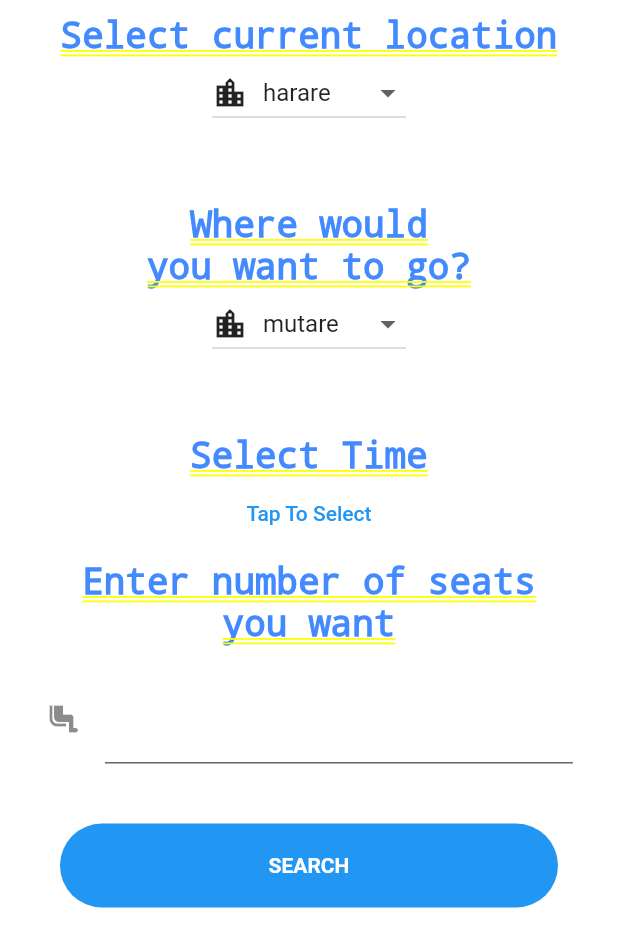
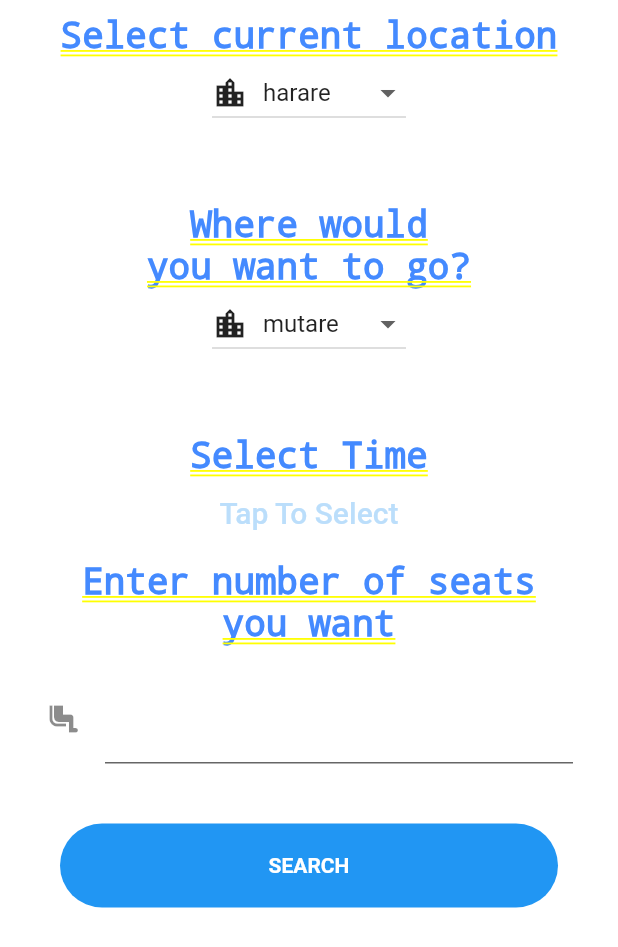
Before and after one commit to linvmuer/busticapp, a Flutter app: the HomePage screen opened directly, in the side drawer, after a tap on "SearchRoute", on a phone screen of 412 x 824 dp. Shown: the top 947 px of the screen. Run offline on Flutter 3.47's test engine with Material 2 defaults, Android fonts, the phone set to English and light mode, and no system bars; our stand-ins replace cloud_firestore, firebase_auth, flutter_datetime_picker, qr_flutter; missing offline and left inert: barcode_scan; accounts and stored records are empty.

Commit message:
Changes via new brach

```diff
--- a/lib/pages/searchContainer.dart
+++ b/lib/pages/searchContainer.dart
@@ -72,7 +72,7 @@ class _SearchContainerState extends State<SearchContainer> {
           }, currentTime: DateTime.now(), locale: LocaleType.en);
         },
         child: Text('Tap To Select',
-            style: TextStyle(color: Colors.blue)));
+            style: TextStyle(color: Colors.blue.shade100,fontSize: 20)));
   }
 
   Widget _buildNumberofSeatsTextField() {
```
